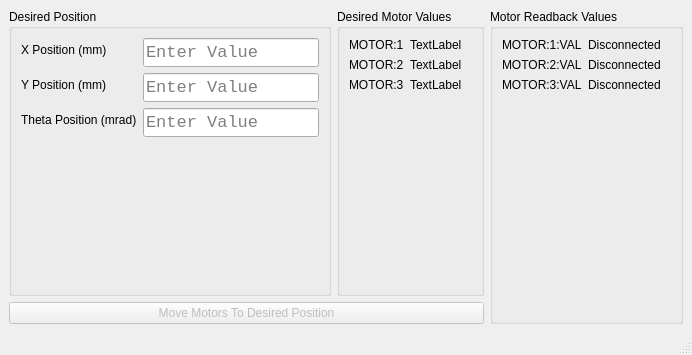
The window that positioner.ui (slaclab/pydm) describes before a commit, drawn with Qt 5.
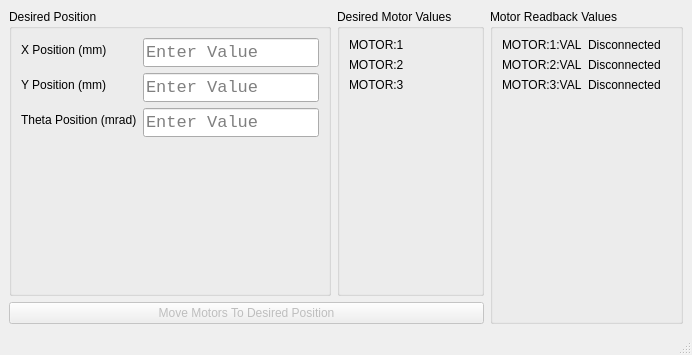
The same window after the commit.

Commit message: Get rid of some text label defaults.

```diff
--- a/positioner.ui
+++ b/positioner.ui
@@ -149,7 +149,7 @@
            <item row="0" column="1">
             <widget class="QLabel" name="motor1DesLabel">
              <property name="text">
-              <string>TextLabel</string>
+              <string/>
              </property>
             </widget>
            </item>
@@ -163,7 +163,7 @@
            <item row="1" column="1">
             <widget class="QLabel" name="motor2DesLabel">
              <property name="text">
-              <string>TextLabel</string>
+              <string/>
              </property>
             </widget>
            </item>
@@ -177,7 +177,7 @@
            <item row="2" column="1">
             <widget class="QLabel" name="motor3DesLabel">
              <property name="text">
-              <string>TextLabel</string>
+              <string/>
              </property>
             </widget>
            </item>
```
Left out of the diff: 2 changed lines with no effect on the pictures.
